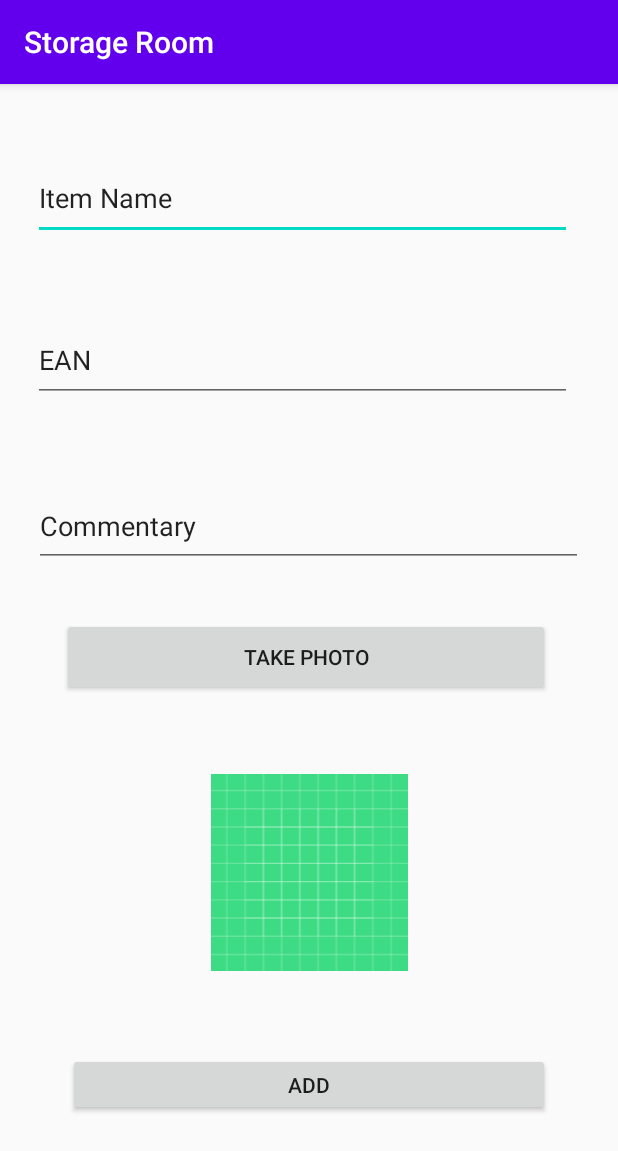
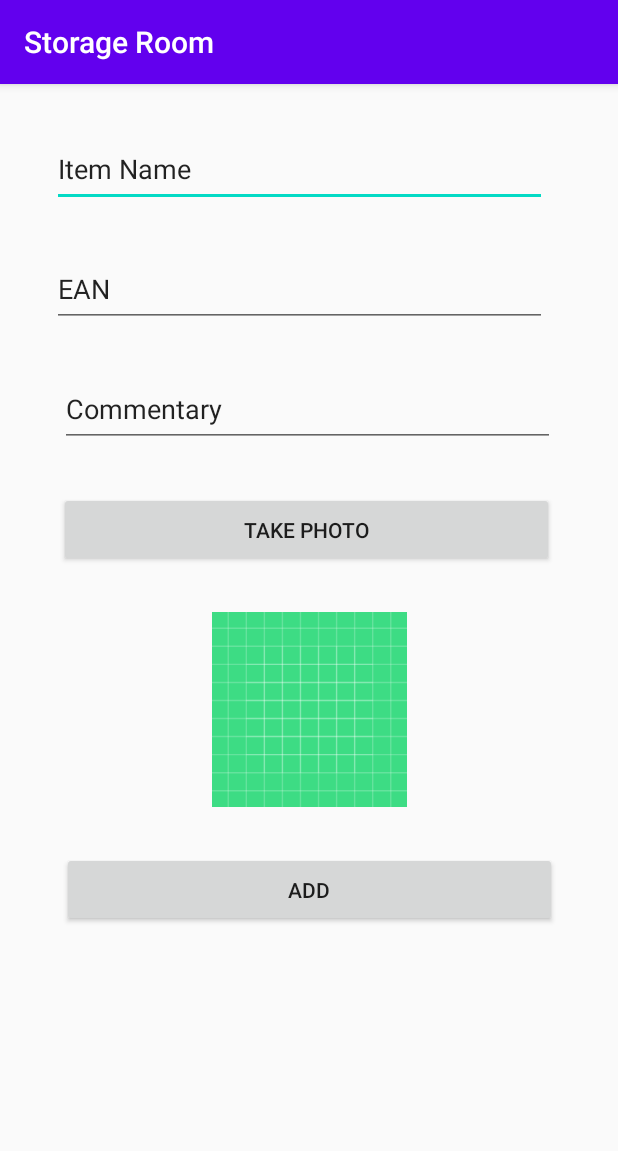
Before and after one commit to drolewski/StorageRoom, an Android app: the AddSingleItem screen opened directly, with no data from a screen before it, on a phone screen of 412 x 824 dp. Shown: the top 1151 px of the screen. Run offline under Robolectric (Android 15) with nearby library versions, the phone set to English and light mode, and no system bars.

Commit message:
Repair Add single item

```diff
--- a/app/src/main/java/io/drolewski/storageroom/activities/AddSingleItem.kt
+++ b/app/src/main/java/io/drolewski/storageroom/activities/AddSingleItem.kt
@@ -62,6 +62,18 @@ class AddSingleItem : AppCompatActivity() {
                 }
             }
         }
+
+        itemName.setOnClickListener{
+            itemName.text.clear()
+        }
+
+        ean.setOnClickListener{
+            ean.text.clear()
+        }
+
+        commentary.setOnClickListener{
+            commentary.text.clear()
+        }
     }
 
     override fun onActivityResult(requestCode: Int, resultCode: Int, data: Intent?) {
--- a/app/src/main/res/layout/activity_add_single_item.xml
+++ b/app/src/main/res/layout/activity_add_single_item.xml
@@ -8,9 +8,9 @@
 
     <EditText
         android:id="@+id/itemName"
-        android:layout_width="359dp"
-        android:layout_height="56dp"
-        android:layout_marginTop="48dp"
+        android:layout_width="330dp"
+        android:layout_height="50dp"
+        android:layout_marginTop="32dp"
         android:ems="10"
         android:inputType="textPersonName"
         android:text="Item Name"
@@ -21,9 +21,9 @@
 
     <EditText
         android:id="@+id/ean"
-        android:layout_width="359dp"
-        android:layout_height="56dp"
-        android:layout_marginTop="52dp"
+        android:layout_width="330dp"
+        android:layout_height="50dp"
+        android:layout_marginTop="30dp"
         android:ems="10"
         android:inputType="textPersonName"
         android:text="EAN"
@@ -34,9 +34,9 @@
 
     <EditText
         android:id="@+id/commentary"
-        android:layout_width="366dp"
-        android:layout_height="54dp"
-        android:layout_marginTop="56dp"
+        android:layout_width="330dp"
+        android:layout_height="50dp"
+        android:layout_marginTop="30dp"
         android:ems="10"
         android:inputType="textPersonName"
         android:text="Commentary"
@@ -47,20 +47,20 @@
 
     <Button
         android:id="@+id/addIt"
-        android:layout_width="321dp"
-        android:layout_height="42dp"
-        android:layout_marginBottom="80dp"
+        android:layout_width="330dp"
+        android:layout_height="50dp"
+        android:layout_marginTop="30dp"
         android:text="Add"
-        app:layout_constraintBottom_toBottomOf="parent"
         app:layout_constraintEnd_toEndOf="parent"
-        app:layout_constraintStart_toStartOf="parent" />
+        app:layout_constraintStart_toStartOf="parent"
+        app:layout_constraintTop_toBottomOf="@+id/itemImage" />
 
     <Button
         android:id="@+id/takePhoto"
-        android:layout_width="325dp"
-        android:layout_height="52dp"
+        android:layout_width="330dp"
+        android:layout_height="50dp"
+        android:layout_marginTop="30dp"
         android:text="Take Photo"
-        app:layout_constraintBottom_toTopOf="@+id/addIt"
         app:layout_constraintEnd_toEndOf="parent"
         app:layout_constraintHorizontal_bias="0.476"
         app:layout_constraintStart_toStartOf="parent"
@@ -69,11 +69,10 @@
 
     <ImageView
         android:id="@+id/itemImage"
-        android:layout_width="161dp"
-        android:layout_height="131dp"
-        android:layout_marginTop="52dp"
+        android:layout_width="130dp"
+        android:layout_height="130dp"
+        android:layout_marginTop="30dp"
         android:src="@drawable/ic_launcher_background"
-        app:layout_constraintBottom_toTopOf="@+id/addIt"
         app:layout_constraintEnd_toEndOf="parent"
         app:layout_constraintStart_toStartOf="parent"
         app:layout_constraintTop_toBottomOf="@+id/takePhoto"
```
